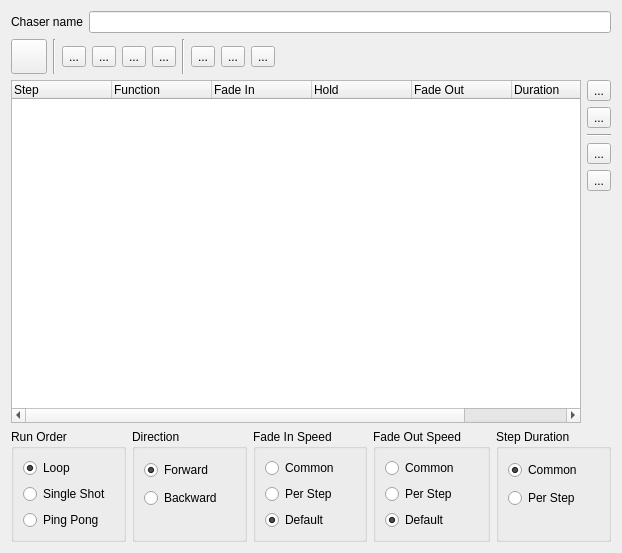
Old version of the form ui/src/chasereditor.ui in the repository mcallegari/qlcplus.
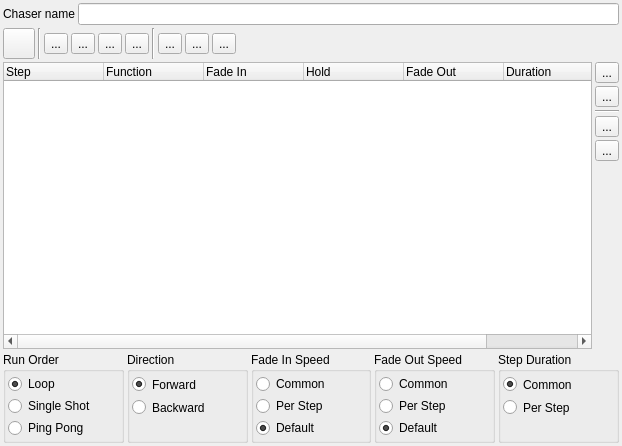
New version of the form. Icons and pictures are not drawn.

```diff
--- a/ui/src/chasereditor.ui
+++ b/ui/src/chasereditor.ui
@@ -7,13 +7,28 @@
     <x>0</x>
     <y>0</y>
     <width>622</width>
-    <height>553</height>
+    <height>446</height>
    </rect>
   </property>
   <property name="windowTitle">
    <string>Chaser editor</string>
   </property>
   <layout class="QGridLayout" name="gridLayout">
+   <property name="leftMargin">
+    <number>3</number>
+   </property>
+   <property name="topMargin">
+    <number>3</number>
+   </property>
+   <property name="rightMargin">
+    <number>3</number>
+   </property>
+   <property name="bottomMargin">
+    <number>3</number>
+   </property>
+   <property name="spacing">
+    <number>3</number>
+   </property>
    <item row="2" column="0" rowspan="10" colspan="2">
     <widget class="QTreeWidget" name="m_tree">
      <property name="sizePolicy">
@@ -134,9 +149,30 @@
        <property name="title">
         <string>Run Order</string>
        </property>
-       <layout class="QVBoxLayout" name="verticalLayout_2">
-        <item>
+       <layout class="QGridLayout" name="gridLayout_6">
+        <property name="leftMargin">
+         <number>2</number>
+        </property>
+        <property name="topMargin">
+         <number>2</number>
+        </property>
+        <property name="rightMargin">
+         <number>2</number>
+        </property>
+        <property name="bottomMargin">
+         <number>2</number>
+        </property>
+        <property name="spacing">
+         <number>2</number>
+        </property>
+        <item row="0" column="0">
          <widget class="QRadioButton" name="m_loop">
+          <property name="sizePolicy">
+           <sizepolicy hsizetype="Minimum" vsizetype="Minimum">
+            <horstretch>0</horstretch>
+            <verstretch>0</verstretch>
+           </sizepolicy>
+          </property>
           <property name="toolTip">
            <string>Run through over and over again</string>
           </property>
@@ -148,8 +184,14 @@
           </property>
          </widget>
         </item>
-        <item>
+        <item row="1" column="0">
          <widget class="QRadioButton" name="m_singleShot">
+          <property name="sizePolicy">
+           <sizepolicy hsizetype="Minimum" vsizetype="Minimum">
+            <horstretch>0</horstretch>
+            <verstretch>0</verstretch>
+           </sizepolicy>
+          </property>
           <property name="toolTip">
            <string>Run through once and stop</string>
           </property>
@@ -158,8 +200,14 @@
           </property>
          </widget>
         </item>
-        <item>
+        <item row="2" column="0">
          <widget class="QRadioButton" name="m_pingPong">
+          <property name="sizePolicy">
+           <sizepolicy hsizetype="Minimum" vsizetype="Minimum">
+            <horstretch>0</horstretch>
+            <verstretch>0</verstretch>
+           </sizepolicy>
+          </property>
           <property name="toolTip">
            <string>Switch direction at both ends</string>
           </property>
@@ -176,9 +224,30 @@
        <property name="title">
         <string>Direction</string>
        </property>
-       <layout class="QVBoxLayout" name="verticalLayout_3">
-        <item>
+       <layout class="QGridLayout" name="gridLayout_5">
+        <property name="leftMargin">
+         <number>2</number>
+        </property>
+        <property name="topMargin">
+         <number>2</number>
+        </property>
+        <property name="rightMargin">
+         <number>2</number>
+        </property>
+        <property name="bottomMargin">
+         <number>2</number>
+        </property>
+        <property name="spacing">
+         <number>2</number>
+        </property>
+        <item row="0" column="0">
          <widget class="QRadioButton" name="m_forward">
+          <property name="sizePolicy">
+           <sizepolicy hsizetype="Minimum" vsizetype="Minimum">
+            <horstretch>0</horstretch>
+            <verstretch>0</verstretch>
+           </sizepolicy>
+          </property>
           <property name="toolTip">
            <string>Start from the first step</string>
           </property>
@@ -190,8 +259,14 @@
           </property>
          </widget>
         </item>
-        <item>
+        <item row="1" column="0">
          <widget class="QRadioButton" name="m_backward">
+          <property name="sizePolicy">
+           <sizepolicy hsizetype="Minimum" vsizetype="Minimum">
+            <horstretch>0</horstretch>
+            <verstretch>0</verstretch>
+           </sizepolicy>
+          </property>
           <property name="toolTip">
            <string>Start from the last step</string>
           </property>
@@ -200,7 +275,7 @@
           </property>
          </widget>
         </item>
-        <item>
+        <item row="2" column="0">
          <spacer name="verticalSpacer">
           <property name="orientation">
            <enum>Qt::Vertical</enum>
@@ -225,8 +300,29 @@
         <string>Fade In Speed</string>
        </property>
        <layout class="QGridLayout" name="gridLayout_2">
+        <property name="leftMargin">
+         <number>2</number>
+        </property>
+        <property name="topMargin">
+         <number>2</number>
+        </property>
+        <property name="rightMargin">
+         <number>2</number>
+        </property>
+        <property name="bottomMargin">
+         <number>2</number>
+        </property>
+        <property name="spacing">
+         <number>2</number>
+        </property>
         <item row="1" column="0">
          <widget class="QRadioButton" name="m_fadeInCommonRadio">
+          <property name="sizePolicy">
+           <sizepolicy hsizetype="Minimum" vsizetype="Minimum">
+            <horstretch>0</horstretch>
+            <verstretch>0</verstretch>
+           </sizepolicy>
+          </property>
           <property name="toolTip">
            <string>All steps have common fade in speed set by the chaser</string>
           </property>
@@ -237,6 +333,12 @@
         </item>
         <item row="2" column="0">
          <widget class="QRadioButton" name="m_fadeInPerStepRadio">
+          <property name="sizePolicy">
+           <sizepolicy hsizetype="Minimum" vsizetype="Minimum">
+            <horstretch>0</horstretch>
+            <verstretch>0</verstretch>
+           </sizepolicy>
+          </property>
           <property name="toolTip">
            <string>Each step has its own fade in speed set by the chaser</string>
           </property>
@@ -247,6 +349,12 @@
         </item>
         <item row="3" column="0">
          <widget class="QRadioButton" name="m_fadeInDefaultRadio">
+          <property name="sizePolicy">
+           <sizepolicy hsizetype="Minimum" vsizetype="Minimum">
+            <horstretch>0</horstretch>
+            <verstretch>0</verstretch>
+           </sizepolicy>
+          </property>
           <property name="toolTip">
            <string>Use each function's own fade in speed</string>
           </property>
@@ -267,8 +375,29 @@
         <string>Fade Out Speed</string>
        </property>
        <layout class="QGridLayout" name="gridLayout_3">
+        <property name="leftMargin">
+         <number>2</number>
+        </property>
+        <property name="topMargin">
+         <number>2</number>
+        </property>
+        <property name="rightMargin">
+         <number>2</number>
+        </property>
+        <property name="bottomMargin">
+         <number>2</number>
+        </property>
+        <property name="spacing">
+         <number>2</number>
+        </property>
         <item row="1" column="0">
          <widget class="QRadioButton" name="m_fadeOutCommonRadio">
+          <property name="sizePolicy">
+           <sizepolicy hsizetype="Minimum" vsizetype="Minimum">
+            <horstretch>0</horstretch>
+            <verstretch>0</verstretch>
+           </sizepolicy>
+          </property>
           <property name="toolTip">
            <string>All steps have common fade out speed set by the chaser</string>
           </property>
@@ -279,6 +408,12 @@
         </item>
         <item row="2" column="0">
          <widget class="QRadioButton" name="m_fadeOutPerStepRadio">
+          <property name="sizePolicy">
+           <sizepolicy hsizetype="Minimum" vsizetype="Minimum">
+            <horstretch>0</horstretch>
+            <verstretch>0</verstretch>
+           </sizepolicy>
+          </property>
           <property name="toolTip">
            <string>Each step has its own fade out speed set by the chaser</string>
           </property>
@@ -289,6 +424,12 @@
         </item>
         <item row="3" column="0">
          <widget class="QRadioButton" name="m_fadeOutDefaultRadio">
+          <property name="sizePolicy">
+           <sizepolicy hsizetype="Minimum" vsizetype="Minimum">
+            <horstretch>0</horstretch>
+            <verstretch>0</verstretch>
+           </sizepolicy>
+          </property>
           <property name="toolTip">
            <string>Use each function's own fade out speed</string>
           </property>
@@ -308,9 +449,33 @@
        <property name="title">
         <string>Step Duration</string>
        </property>
+       <property name="flat">
+        <bool>false</bool>
+       </property>
        <layout class="QGridLayout" name="gridLayout_4">
+        <property name="leftMargin">
+         <number>2</number>
+        </property>
+        <property name="topMargin">
+         <number>2</number>
+        </property>
+        <property name="rightMargin">
+         <number>2</number>
+        </property>
+        <property name="bottomMargin">
+         <number>2</number>
+        </property>
+        <property name="spacing">
+         <number>2</number>
+        </property>
         <item row="1" column="0">
          <widget class="QRadioButton" name="m_durationCommonRadio">
+          <property name="sizePolicy">
+           <sizepolicy hsizetype="Minimum" vsizetype="Minimum">
+            <horstretch>0</horstretch>
+            <verstretch>0</verstretch>
+           </sizepolicy>
+          </property>
           <property name="toolTip">
            <string>All steps have common step duration set by the chaser</string>
           </property>
@@ -324,6 +489,12 @@
         </item>
         <item row="2" column="0">
          <widget class="QRadioButton" name="m_durationPerStepRadio">
+          <property name="sizePolicy">
+           <sizepolicy hsizetype="Minimum" vsizetype="Minimum">
+            <horstretch>0</horstretch>
+            <verstretch>0</verstretch>
+           </sizepolicy>
+          </property>
           <property name="toolTip">
            <string>Each step has its own duration set by the chaser</string>
           </property>
@@ -406,8 +577,8 @@
        </property>
        <property name="iconSize">
         <size>
-         <width>28</width>
-         <height>28</height>
+         <width>24</width>
+         <height>24</height>
         </size>
        </property>
        <property name="checkable">
@@ -436,8 +607,8 @@
        </property>
        <property name="iconSize">
         <size>
-         <width>28</width>
-         <height>28</height>
+         <width>24</width>
+         <height>24</height>
         </size>
        </property>
       </widget>
@@ -456,8 +627,8 @@
        </property>
        <property name="iconSize">
         <size>
-         <width>28</width>
-         <height>28</height>
+         <width>24</width>
+         <height>24</height>
         </size>
        </property>
       </widget>
@@ -476,8 +647,8 @@
        </property>
        <property name="iconSize">
         <size>
-         <width>28</width>
-         <height>28</height>
+         <width>24</width>
+         <height>24</height>
         </size>
        </property>
       </widget>
@@ -496,8 +667,8 @@
        </property>
        <property name="iconSize">
         <size>
-         <width>28</width>
-         <height>28</height>
+         <width>24</width>
+         <height>24</height>
         </size>
        </property>
       </widget>
@@ -520,8 +691,8 @@
        </property>
        <property name="iconSize">
         <size>
-         <width>28</width>
-         <height>28</height>
+         <width>24</width>
+         <height>24</height>
         </size>
        </property>
       </widget>
@@ -537,8 +708,8 @@
        </property>
        <property name="iconSize">
         <size>
-         <width>28</width>
-         <height>28</height>
+         <width>24</width>
+         <height>24</height>
         </size>
        </property>
       </widget>
@@ -554,8 +725,8 @@
        </property>
        <property name="iconSize">
         <size>
-         <width>28</width>
-         <height>28</height>
+         <width>24</width>
+         <height>24</height>
         </size>
        </property>
       </widget>
```
